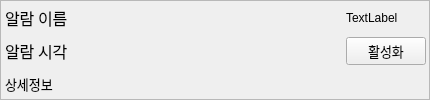
stellarfloat/2020-2_swp2_ADProject_Remi, file ui/AlarmWidget.ui: the form before one commit.
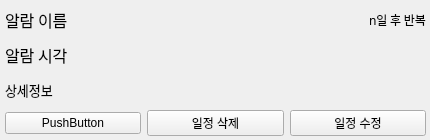
The form after the commit.

```diff
--- a/ui/AlarmWidget.ui
+++ b/ui/AlarmWidget.ui
@@ -7,7 +7,7 @@
     <x>0</x>
     <y>0</y>
     <width>430</width>
-    <height>100</height>
+    <height>140</height>
    </rect>
   </property>
   <property name="sizePolicy">
@@ -19,37 +19,22 @@
   <property name="minimumSize">
    <size>
     <width>300</width>
-    <height>100</height>
+    <height>140</height>
    </size>
   </property>
   <property name="windowTitle">
    <string>Form</string>
   </property>
-  <widget class="QFrame" name="frame">
-   <property name="geometry">
-    <rect>
-     <x>0</x>
-     <y>0</y>
-     <width>430</width>
-     <height>100</height>
-    </rect>
-   </property>
-   <property name="frameShape">
-    <enum>QFrame::StyledPanel</enum>
-   </property>
-   <property name="frameShadow">
-    <enum>QFrame::Plain</enum>
-   </property>
-   <widget class="QWidget" name="gridLayoutWidget">
+  <widget class="QWidget" name="verticalLayoutWidget">
     <property name="geometry">
      <rect>
       <x>0</x>
       <y>0</y>
       <width>431</width>
-      <height>101</height>
-     </rect>
-    </property>
-    <layout class="QGridLayout" name="gridLayout">
+     <height>141</height>
+    </rect>
+   </property>
+   <layout class="QVBoxLayout" name="verticalLayout">
      <property name="leftMargin">
       <number>5</number>
      </property>
@@ -62,52 +47,9 @@
      <property name="bottomMargin">
       <number>5</number>
      </property>
-     <item row="3" column="0">
-      <widget class="QLabel" name="AlarmDescription">
-       <property name="font">
-        <font>
-         <family>나눔고딕</family>
-         <pointsize>10</pointsize>
-        </font>
-       </property>
-       <property name="text">
-        <string>상세정보</string>
-       </property>
-      </widget>
-     </item>
-     <item row="2" column="0">
-      <widget class="QLabel" name="AlarmTime">
-       <property name="font">
-        <font>
-         <family>나눔고딕</family>
-         <pointsize>12</pointsize>
-        </font>
-       </property>
-       <property name="text">
-        <string>알람 시각</string>
-       </property>
-      </widget>
-     </item>
-     <item row="2" column="1">
-      <widget class="QPushButton" name="alarmButton">
-       <property name="maximumSize">
-        <size>
-         <width>80</width>
-         <height>16777215</height>
-        </size>
-       </property>
-       <property name="font">
-        <font>
-         <family>나눔고딕</family>
-         <pointsize>10</pointsize>
-        </font>
-       </property>
-       <property name="text">
-        <string>활성화</string>
-       </property>
-      </widget>
-     </item>
-     <item row="1" column="0">
+    <item>
+     <layout class="QHBoxLayout" name="horizontalLayout_2">
+      <item>
       <widget class="QLabel" name="AlarmName">
        <property name="font">
         <font>
@@ -120,15 +62,85 @@
        </property>
       </widget>
      </item>
-     <item row="1" column="1">
+      <item>
+       <spacer name="horizontalSpacer">
+        <property name="orientation">
+         <enum>Qt::Horizontal</enum>
+        </property>
+        <property name="sizeHint" stdset="0">
+         <size>
+          <width>40</width>
+          <height>20</height>
+         </size>
+        </property>
+       </spacer>
+      </item>
+      <item>
       <widget class="QLabel" name="AlarmRepeat">
+        <property name="font">
+         <font>
+          <family>나눔고딕</family>
+         </font>
+        </property>
        <property name="text">
-        <string>TextLabel</string>
+         <string>n일 후 반복</string>
        </property>
       </widget>
      </item>
     </layout>
-   </widget>
+    </item>
+    <item>
+     <widget class="QLabel" name="AlarmTime">
+      <property name="font">
+       <font>
+        <family>나눔고딕</family>
+        <pointsize>12</pointsize>
+       </font>
+      </property>
+      <property name="text">
+       <string>알람 시각</string>
+      </property>
+     </widget>
+    </item>
+    <item>
+     <widget class="QLabel" name="AlarmDescription">
+      <property name="font">
+       <font>
+        <family>나눔고딕</family>
+        <pointsize>10</pointsize>
+       </font>
+      </property>
+      <property name="text">
+       <string>상세정보</string>
+      </property>
+     </widget>
+    </item>
+    <item>
+     <layout class="QHBoxLayout" name="horizontalLayout">
+      <item>
+       <widget class="QPushButton" name="enableAlarm">
+        <property name="text">
+         <string>PushButton</string>
+        </property>
+       </widget>
+      </item>
+      <item>
+       <widget class="QPushButton" name="removeAlarm">
+        <property name="text">
+         <string>일정 삭제</string>
+        </property>
+       </widget>
+      </item>
+      <item>
+       <widget class="QPushButton" name="editAlarm">
+        <property name="text">
+         <string>일정 수정</string>
+        </property>
+       </widget>
+      </item>
+     </layout>
+    </item>
+   </layout>
   </widget>
  </widget>
  <resources/>
```
Lines whose indentation alone changed are shown as unchanged.
